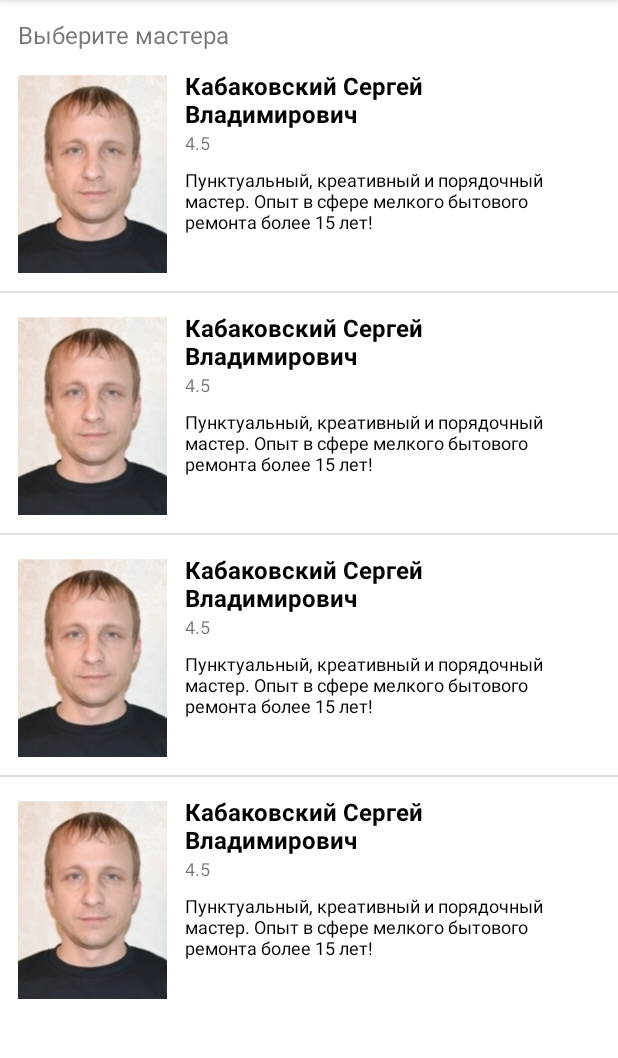
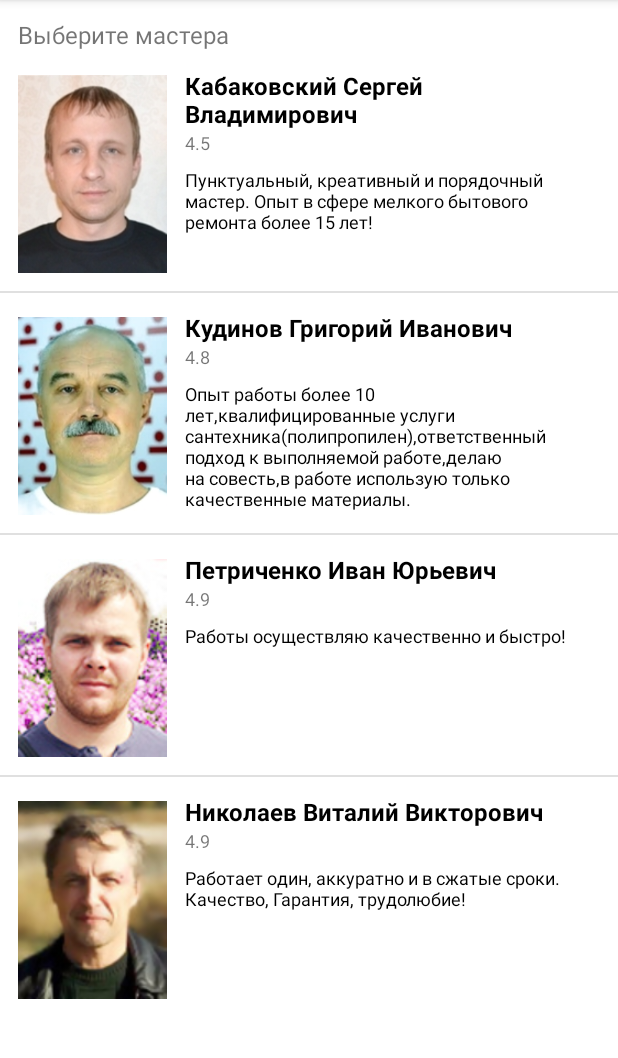
Before and after one commit to ianomokonov/mobile_2021, an Android app: the screen it shows after launch (MainActivity), on a phone screen of 412 x 824 dp, the part 84-1142 px from its top. Run offline under Robolectric (Android 15) with nearby library versions, the phone set to English and light mode, and no system bars.

Commit message:
финалочка

```diff
--- a/task_10/app/src/main/AndroidManifest.xml
+++ b/task_10/app/src/main/AndroidManifest.xml
@@ -16,6 +16,11 @@
                 <category android:name="android.intent.category.LAUNCHER" />
             </intent-filter>
         </activity>
+        <activity android:name=".MasterActivity">
+            <intent-filter>
+                <action android:name="android.intent.action.MASTER" />
+            </intent-filter>
+        </activity>
     </application>
 
 </manifest>
--- a/task_10/app/src/main/java/com/example/task_10/MainActivity.java
+++ b/task_10/app/src/main/java/com/example/task_10/MainActivity.java
@@ -2,19 +2,17 @@ package com.example.task_10;
 
 import androidx.appcompat.app.AppCompatActivity;
 
+import android.content.Intent;
 import android.os.Bundle;
+import android.util.Log;
+import android.view.View;
+import android.widget.AdapterView;
 import android.widget.ArrayAdapter;
 import android.widget.ListView;
 
 import com.example.task_10.models.MainListItem;
 
 public class MainActivity extends AppCompatActivity {
-    MainListItem[] names = {
-            new MainListItem(R.drawable.first_master, "Кабаковский Сергей Владимирович", "Пунктуальный, креативный и порядочный мастер. Опыт в сфере мелкого бытового ремонта более 15 лет!", 4.5),
-            new MainListItem(R.drawable.first_master, "Кабаковский Сергей Владимирович", "Пунктуальный, креативный и порядочный мастер. Опыт в сфере мелкого бытового ремонта более 15 лет!", 4.5),
-            new MainListItem(R.drawable.first_master, "Кабаковский Сергей Владимирович", "Пунктуальный, креативный и порядочный мастер. Опыт в сфере мелкого бытового ремонта более 15 лет!", 4.5),
-            new MainListItem(R.drawable.first_master, "Кабаковский Сергей Владимирович", "Пунктуальный, креативный и порядочный мастер. Опыт в сфере мелкого бытового ремонта более 15 лет!", 4.5)
-    };
     @Override
     protected void onCreate(Bundle savedInstanceState) {
         super.onCreate(savedInstanceState);
@@ -24,6 +22,12 @@ public class MainActivity extends AppCompatActivity {
         ListView mainList = findViewById(R.id.mainList);
 
         // присваиваем адаптер списку
-        mainList.setAdapter(new MainListAdapter(this, names));
+        mainList.setAdapter(new MainListAdapter(this, Masters.masters));
+        mainList.setOnItemClickListener((AdapterView<?> parent, View view,
+                                          int position, long id) -> {
+            Intent intent = new Intent(MainActivity.this, MasterActivity.class);
+            intent.putExtra("masterIndex", position);
+            startActivity(intent);
+        });
     }
 }
--- /dev/null
+++ b/task_10/app/src/main/java/com/example/task_10/Masters.java
@@ -0,0 +1,47 @@
+package com.example.task_10;
+
+import com.example.task_10.models.MainListItem;
+import com.example.task_10.models.PriceItem;
+
+public class Masters {
+    public static MainListItem[] masters = {
+            new MainListItem(
+                    R.drawable.first_master,
+                    "Кабаковский Сергей Владимирович",
+                    "Пунктуальный, креативный и порядочный мастер. Опыт в сфере мелкого бытового ремонта более 15 лет!",
+                    4.5,
+                    "Минимальный заказ от 2000р. Ремонтом бытовой техники я не занимаюсь.\n" +
+                            "Пунктуальный, креативный и порядочный мастер. Опыт в сфере мелкого бытового ремонта более 15 лет. Фото работ, инструмента, а также отзывов, можете посмотреть у меня в анкете. На заказ приезжаю лично я, а не присылаю соседа, друга и т. п. ;) Даю гарантию на свою работу!\n" +
+                            "Обращайтесь, буду рад Вам помочь!",
+                    new PriceItem[]{
+                            new PriceItem("Сантехника", "руб./услуга", 2000.0),
+                            new PriceItem("Электрика", "руб./услуга", 4000.0),
+                            new PriceItem("Выездная консультация", "руб./услуга", 3000.0),
+                            new PriceItem("Минимальный заказ", "выезд", 3000.0),
+                    }),
+            new MainListItem(R.drawable.second_master, "Кудинов Григорий Иванович",
+                    "Опыт работы более 10 лет,квалифицированные услуги сантехника(полипропилен),ответственный подход к выполняемой работе,делаю на совесть,в работе использую только качественные материалы.", 4.8,
+                    "Опыт работы более 10 лет,квалифицированные услуги сантехника(полипропилен),ответственный подход к выполняемой работе,делаю на совесть,в работе использую только качественные материалы,переделывать не придётся, предоставляю гарантию на работы до 5 лет, помогу в выборе материалов и доставке.",
+                    new PriceItem[]{
+                            new PriceItem("Сантехника", "руб./точка", 3000.0),
+                            new PriceItem("Электрика", "руб./точка", 1500.0),
+                            new PriceItem("Выездная консультация", "руб./услуга", 3000.0),
+                            new PriceItem("Минимальный заказ", "выезд", 3000.0),
+                    }),
+            new MainListItem(R.drawable.third_master, "Петриченко Иван Юрьевич", "Работы осуществляю качественно и быстро!", 4.9, "Работы осуществляю качественно и быстро!",
+                    new PriceItem[]{
+                            new PriceItem("Установка смесителей", "руб./шт", 1000.0),
+                            new PriceItem("Установка унитаза", "руб./шт", 3000.0),
+                            new PriceItem("Выездная консультация", "руб./услуга", 3000.0),
+                            new PriceItem("Минимальный заказ", "выезд", 3000.0),
+                    }),
+            new MainListItem(R.drawable.forth_master, "Николаев Виталий Викторович", "Работает один, аккуратно и в сжатые сроки. Качество, Гарантия, трудолюбие!", 4.9,
+                    "Уважаемые заказчики! Извините, если сразу не отвечаю на Ваш выбор моей персоны… могу быть на заказе и ответить Вам нет возможности. Но вечером, когда приезжаю с заказов — сразу всем отвечаю и просматриваю Ваши предложения! Работаю в праздники и выходные дни.",
+                    new PriceItem[]{
+                            new PriceItem("Сантехника", "руб./услуга", 5000.0),
+                            new PriceItem("Выездная консультация", "руб./услуга", 1000.0),
+                            new PriceItem("Минимальный заказ", "выезд", 3000.0),
+                    })
+
+    };
+}
--- a/task_10/app/src/main/java/com/example/task_10/models/MainListItem.java
+++ b/task_10/app/src/main/java/com/example/task_10/models/MainListItem.java
@@ -10,12 +10,16 @@ public class MainListItem {
     public Integer Image;
     public String Name;
     public String Description;
+    public String FullDescription;
     public Double Rating;
+    public PriceItem[] Prices;
 
-    public MainListItem(Integer Image, String Name, String Description, Double Rating) {
+    public MainListItem(Integer Image, String Name, String Description, Double Rating, String FullDescription, PriceItem[] Prices) {
         this.Image = Image;
         this.Name = Name;
         this.Description = Description;
         this.Rating = Rating;
+        this.FullDescription = FullDescription;
+        this.Prices = Prices;
     }
 }
--- /dev/null
+++ b/task_10/app/src/main/java/com/example/task_10/models/PriceItem.java
@@ -0,0 +1,13 @@
+package com.example.task_10.models;
+
+public class PriceItem {
+    public String Name;
+    public Double Price;
+    public String Measure;
+
+    public PriceItem(String Name, String Measure, Double Price) {
+        this.Name = Name;
+        this.Price = Price;
+        this.Measure = Measure;
+    }
+}
```
Also changed, not shown: task_10/app/src/main/java/com/example/task_10/CustomDialogFragment.java (added, +97 -0 lines), task_10/app/src/main/java/com/example/task_10/MasterActivity.java (added, +86 -0 lines), task_10/app/src/main/java/com/example/task_10/Sendable.java (added, +7 -0 lines), task_10/app/src/main/java/com/example/task_10/models/UserFormValue.java (added, +15 -0 lines), task_10/app/src/main/res/layout/acivity_master.xml (added, +98 -0 lines), task_10/app/src/main/res/layout/user_form.xml (added, +58 -0 lines), task_10/app/src/main/res/drawable/forth_master.jpg (added), task_10/app/src/main/res/drawable/second_master.jpg (added), task_10/app/src/main/res/drawable/third_master.jpg (added).
